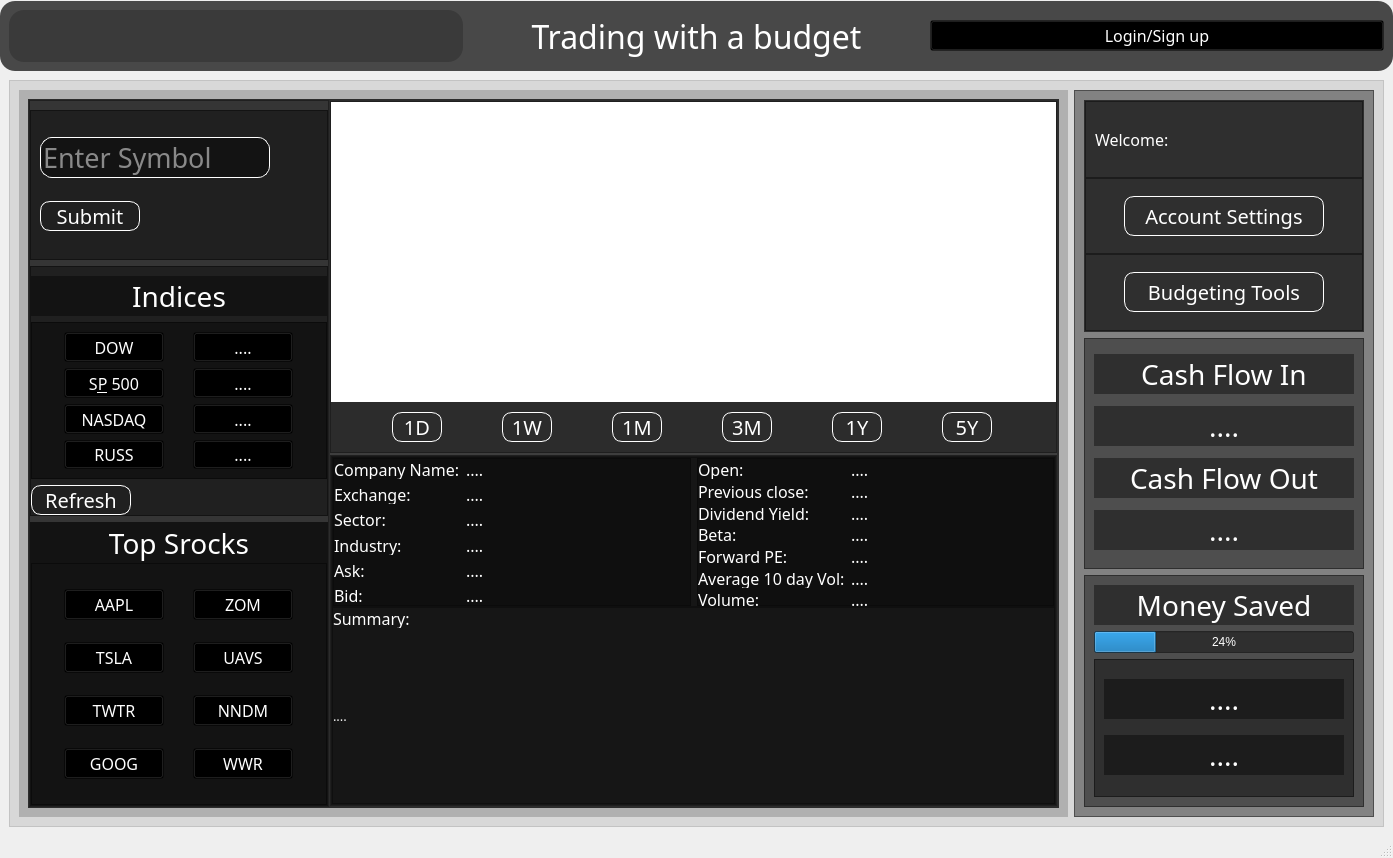
First picture: the form in test_ui.ui, repository kpatel0923/Python_web_scrapping_Stock_market_application, before the edit.
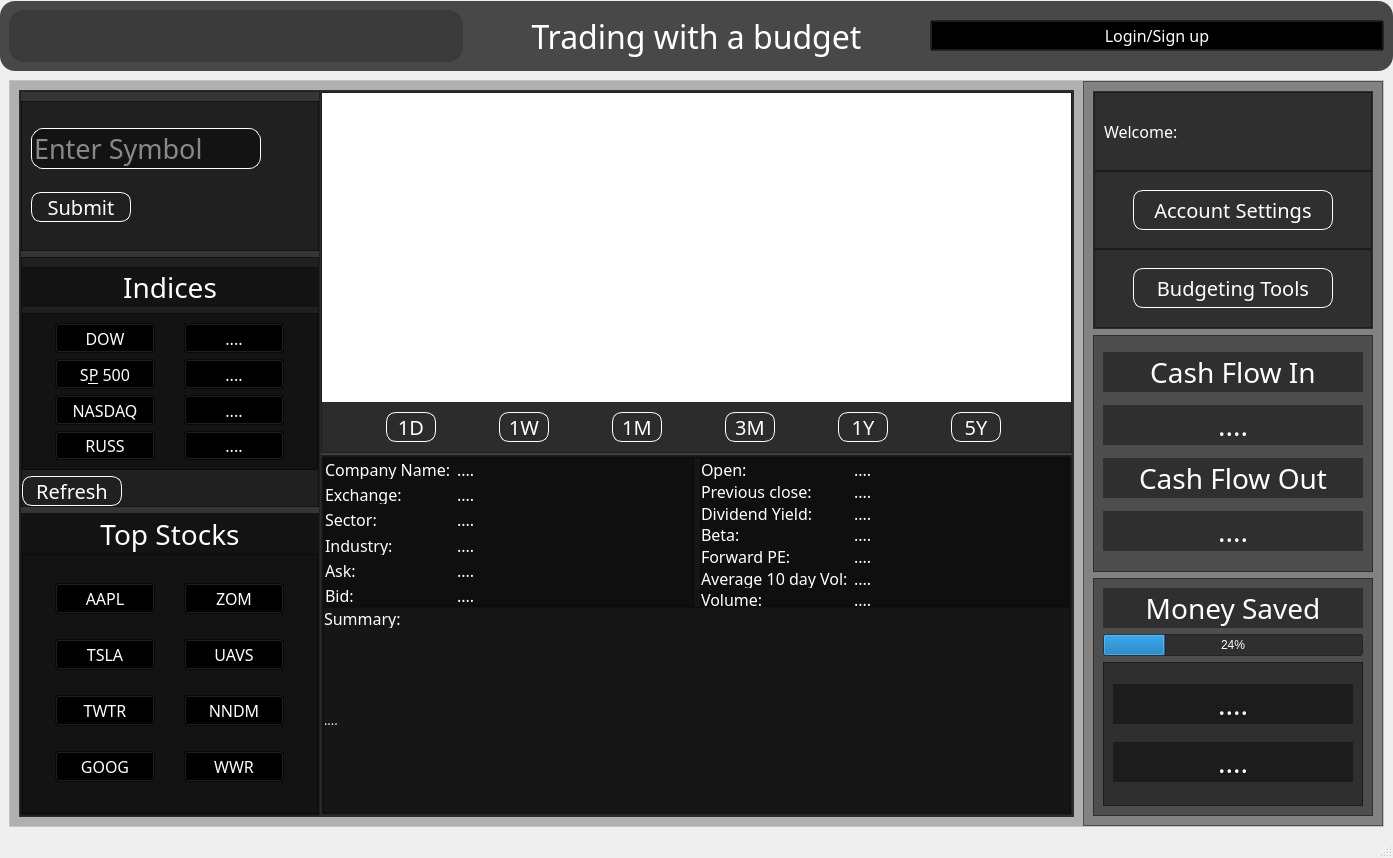
Second picture: the form after the edit. The open tabs and pages were chosen to show the change. Icons and pictures are not drawn. Custom widgets are drawn as their Qt base class.

Patch:
```diff
--- a/test_ui.ui
+++ b/test_ui.ui
@@ -4551,6 +4551,21 @@
               <enum>QFrame::Raised</enum>
              </property>
              <layout class="QHBoxLayout" name="horizontalLayout_4">
+              <property name="spacing">
+               <number>0</number>
+              </property>
+              <property name="leftMargin">
+               <number>0</number>
+              </property>
+              <property name="topMargin">
+               <number>0</number>
+              </property>
+              <property name="rightMargin">
+               <number>0</number>
+              </property>
+              <property name="bottomMargin">
+               <number>0</number>
+              </property>
               <item>
                <widget class="QStackedWidget" name="stackedWidget_2">
                 <property name="minimumSize">
@@ -5217,7 +5232,7 @@
 </string>
                              </property>
                              <property name="text">
-                              <string>Top Srocks</string>
+                              <string>Top Stocks</string>
                              </property>
                              <property name="alignment">
                               <set>Qt::AlignCenter</set>
```
Left out of the diff: 4 changed lines with no effect on the pictures.
